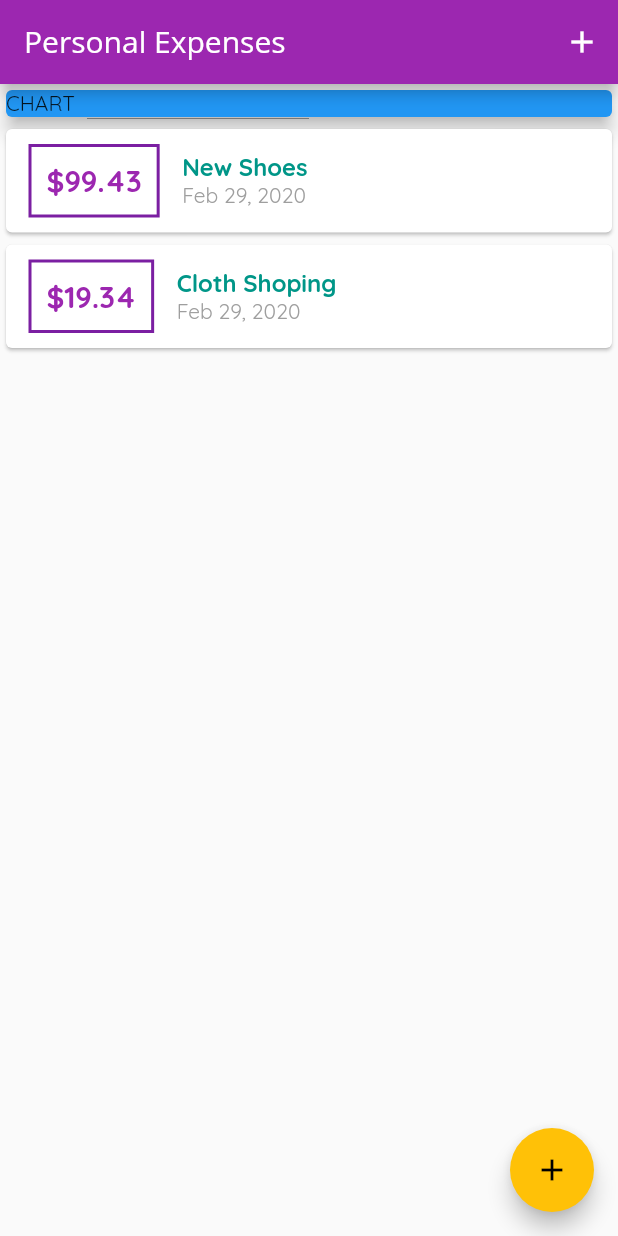
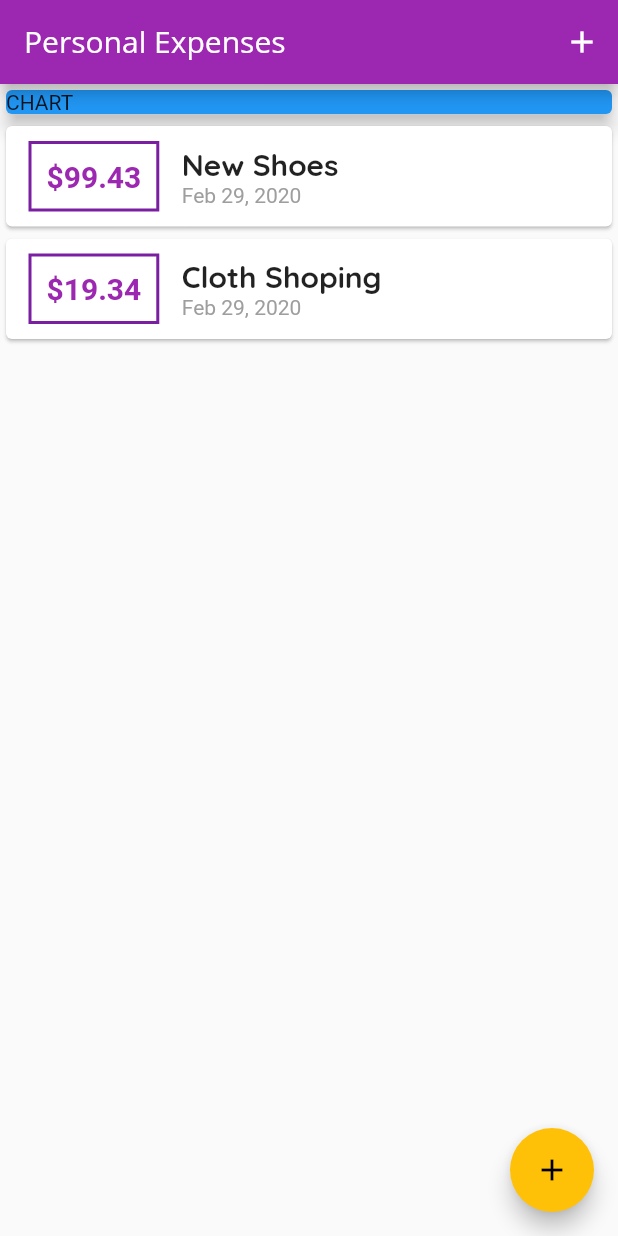
Before and after one commit to saffer4u/my_expence, a Flutter app: the screen it shows after launch, on a phone screen of 412 x 824 dp. Run offline on Flutter 3.47's test engine with Material 2 defaults, Android fonts, the phone set to English and light mode, and no system bars.

Commit message:
Custom text theme style dynamic

```diff
--- a/lib/main.dart
+++ b/lib/main.dart
@@ -11,9 +11,24 @@ class MyApp extends StatelessWidget {
     return MaterialApp(
       title: 'Personal Expenses',
       theme: ThemeData(
+        textTheme: ThemeData.light().textTheme.copyWith(
+              title: TextStyle(
+                fontFamily: 'Quicksand',
+                fontWeight: FontWeight.bold,
+                fontSize: 20,
+              ),
+            ),
         primarySwatch: Colors.purple,
         accentColor: Colors.amber,
-        fontFamily: 'Quicksand'
+        fontFamily: 'Quicksand',
+        appBarTheme: AppBarTheme(
+          textTheme: ThemeData.light().textTheme.copyWith(
+                title: TextStyle(
+                    fontFamily: 'OpenSans',
+                    fontSize: 20,
+                    fontWeight: FontWeight.normal),
+              ),
+        ),
       ),
       home: MyHomePage(),
     );
@@ -60,7 +75,7 @@ class _MyHomePageState extends State<MyHomePage> {
       context: ctx,
       builder: (_) {
         return GestureDetector(
-          onTap: (){},
+          onTap: () {},
           child: NewTransaction(_addNewTransaction),
           behavior: HitTestBehavior.opaque,
         );
@@ -72,7 +87,7 @@ class _MyHomePageState extends State<MyHomePage> {
   Widget build(BuildContext context) {
     return Scaffold(
       appBar: AppBar(
-        title: Text('Personal Expenses',style: TextStyle(fontFamily: 'OpenSans'),),
+        title: Text('Personal Expenses'),
         actions: <Widget>[
           IconButton(
             icon: Icon(Icons.add),
--- a/lib/widgets/transaction_list.dart
+++ b/lib/widgets/transaction_list.dart
@@ -40,10 +40,7 @@ class TransactionList extends StatelessWidget {
                           children: <Widget>[
                             Text(
                               transactions[index].title,
-                              style: TextStyle(
-                                  fontSize: 16,
-                                  fontWeight: FontWeight.bold,
-                                  color: Colors.teal),
+                              style: Theme.of(context).textTheme.title,
                             ),
                             Text(
                               DateFormat.yMMMd(/*(dd/MM/yy)*/).format(transactions[index].date),
```
